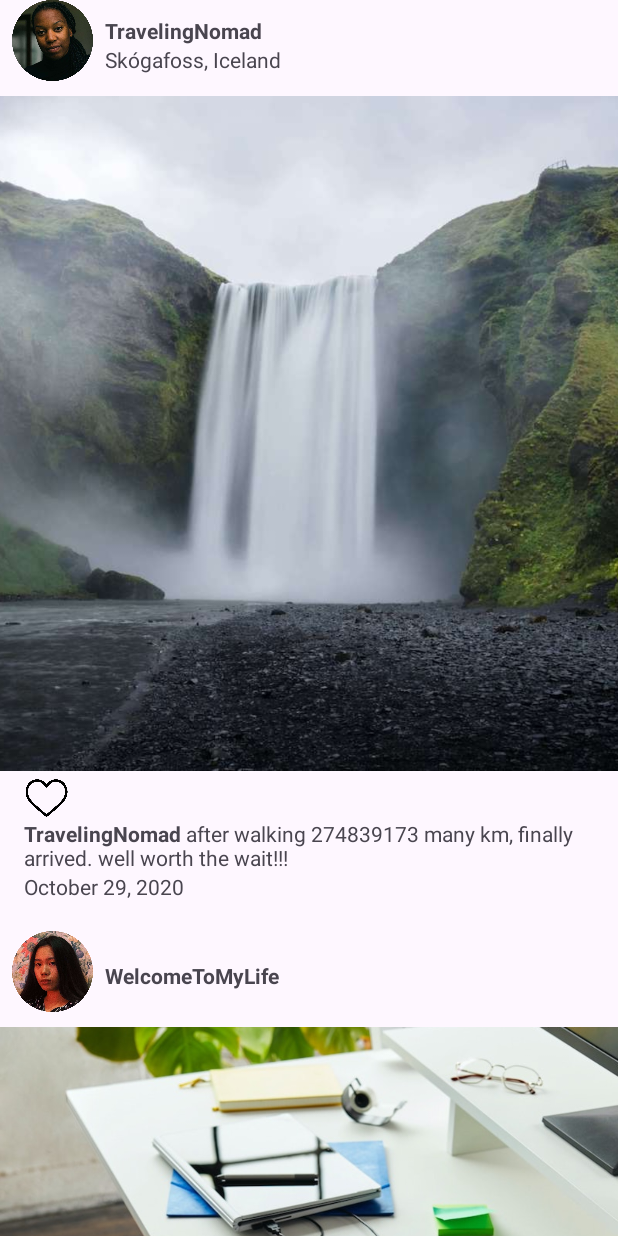
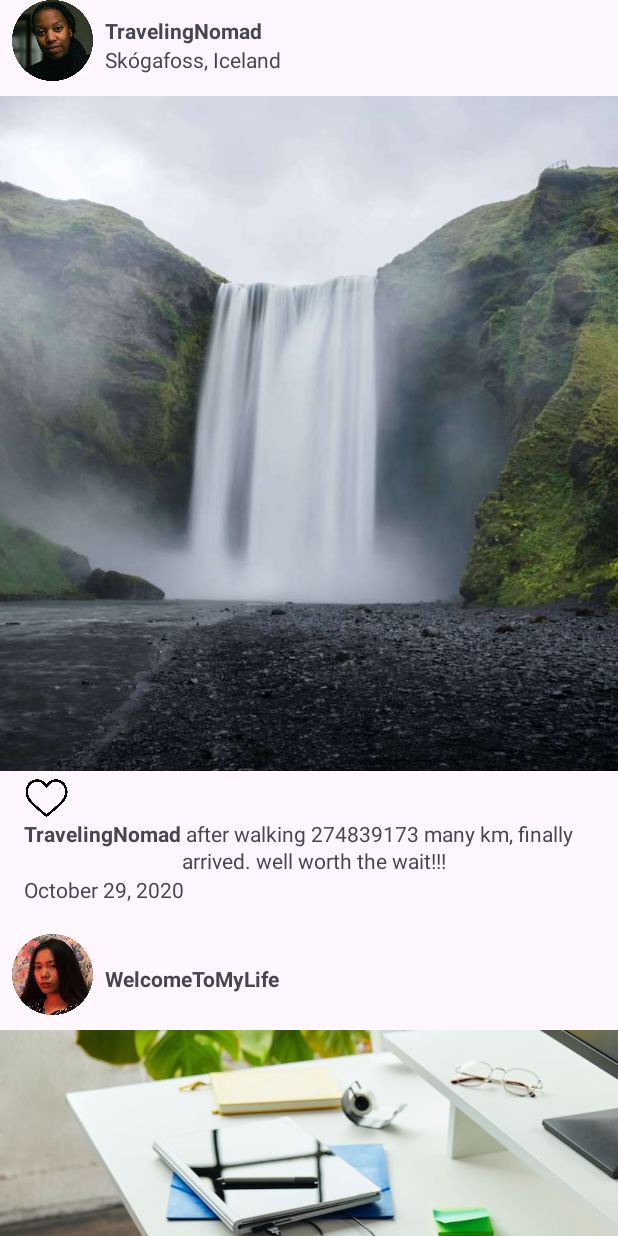
Before and after one commit to unfulfilledMonkey/androidStudioStuff, an Android app: the screen it shows after launch (MainActivity), on a phone screen of 412 x 824 dp. Run offline under Robolectric (Android 15) with nearby library versions, the phone set to English and light mode, and no system bars.

Commit message:
fixed layout

```diff
--- a/exercise2/app/src/main/java/com/mobicom/s16/palacio/jeremykoen/exercise2/ViewHolder.kt
+++ b/exercise2/app/src/main/java/com/mobicom/s16/palacio/jeremykoen/exercise2/ViewHolder.kt
@@ -9,6 +9,7 @@ import android.text.SpannableStringBuilder
 import android.text.Spanned
 import android.text.style.StyleSpan
 import android.graphics.Typeface
+import android.text.style.LeadingMarginSpan
 
 
 class ViewHolder(itemView:View): ViewHolder(itemView) {
@@ -24,7 +25,8 @@ class ViewHolder(itemView:View): ViewHolder(itemView) {
         userImage.setImageResource(post.userImageId)
         username.text = post.username
         location.text = post.location ?: ""
-        //if location is null hide
+
+        //if location is null hide then reposition username
         if (post.location.isNullOrBlank()) {
             location.visibility = View.GONE
         } else {
@@ -32,19 +34,46 @@ class ViewHolder(itemView:View): ViewHolder(itemView) {
             location.text = post.location
         }
         postImage.setImageResource(post.imageId)
-        val captionText = SpannableStringBuilder().apply {
-            append(post.username, StyleSpan(Typeface.BOLD), Spanned.SPAN_EXCLUSIVE_EXCLUSIVE)
-            append(" ")
-            append(post.caption ?: "")
+
+        //caption indentation
+        val prefix = "${post.username} "
+        val indentPx = caption.paint.measureText(prefix).toInt()
+
+        val raw = post.caption.orEmpty()
+        val sb = SpannableStringBuilder()
+
+        //for captions with \n in the string
+        if (raw.contains("\n")) {
+            val spaceWidth = caption.paint.measureText(" ").coerceAtLeast(1f)
+            val spaceCount = (indentPx / spaceWidth).toInt().coerceAtLeast(1)
+            val pad = " ".repeat(spaceCount)
+
+            val lines = raw.split("\n")
+            sb.append(prefix, StyleSpan(Typeface.BOLD), Spanned.SPAN_EXCLUSIVE_EXCLUSIVE)
+            if (lines.isNotEmpty()) sb.append(lines[0])
+
+            // subsequent lines get a newline + pad + text
+            for (i in 1 until lines.size) {
+                sb.append("\n")
+                    .append(pad)
+                    .append(lines[i])
+            }
+        } else { //every other caption
+            sb.apply {
+                append(prefix, StyleSpan(Typeface.BOLD), Spanned.SPAN_EXCLUSIVE_EXCLUSIVE)
+                append(raw)
+                setSpan(
+                    LeadingMarginSpan.Standard(0, indentPx),
+                    0,
+                    length,
+                    Spanned.SPAN_EXCLUSIVE_EXCLUSIVE
+                )
+            }
         }
-        caption.text = captionText
+        caption.setText(sb, TextView.BufferType.SPANNABLE)
+
+
         datePosted.text = post.datePosted
-
-        if(post.liked){
-            likeButton.setImageResource(R.drawable.heartcolored)
-        }else{
-            likeButton.setImageResource(R.drawable.heart)
-        }
 
         //click button
         likeButton.setOnClickListener{
--- a/exercise2/app/src/main/res/layout/feed.xml
+++ b/exercise2/app/src/main/res/layout/feed.xml
@@ -58,12 +58,16 @@
 
     <TextView
         android:id="@+id/caption"
-        android:layout_width="wrap_content"
+        android:layout_width="0dp"
         android:layout_height="wrap_content"
         android:layout_marginStart="16dp"
-        android:text="TextView"
         app:layout_constraintStart_toStartOf="parent"
-        app:layout_constraintTop_toBottomOf="@id/likeButton" />
+        app:layout_constraintEnd_toEndOf="parent"
+        android:layout_marginEnd="16dp"
+        app:layout_constraintTop_toBottomOf="@id/likeButton"
+        android:lineSpacingExtra="2dp"
+        android:ellipsize="none"
+        android:maxLines="10"/>
 
     <TextView
         android:id="@+id/datePosted"
```
